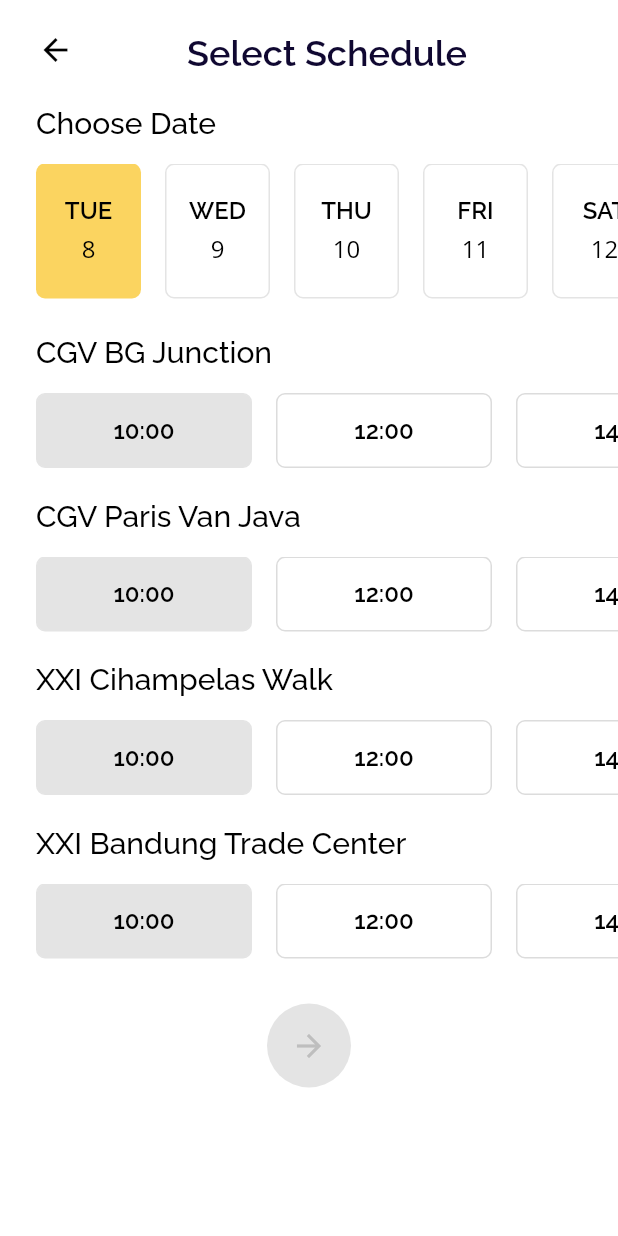
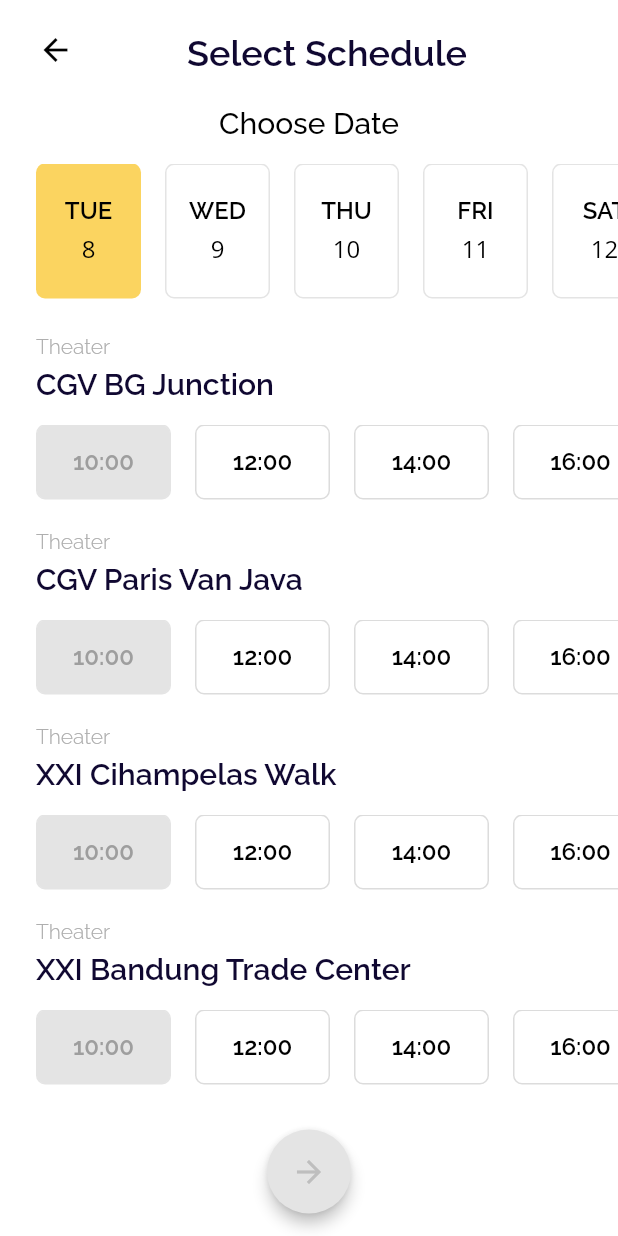
Before and after one commit to anggadarkprince/flutix, a Flutter app: the ScheduleScreen screen opened directly with empty values, on a phone screen of 412 x 824 dp. Run offline on Flutter 3.47's test engine with Material 2 defaults, Android fonts, the phone set to English and light mode, and no system bars; our stand-ins replace cloud_firestore, email_validator, equatable, firebase_auth, firebase_core, firebase_storage and 6 more; accounts and stored records are empty.

Commit message:
fix select schedule layout

```diff
--- a/lib/ui/pages/schedule.dart
+++ b/lib/ui/pages/schedule.dart
@@ -1,12 +1,16 @@
 import 'package:flutix/models/movie_detail.dart';
 import 'package:flutix/models/theater.dart';
 import 'package:flutix/models/ticket.dart';
+import 'package:flutix/services/services.dart';
 import 'package:flutix/shared/theme.dart';
 import 'package:flutix/ui/pages/select_seat.dart';
 import 'package:flutix/ui/widgets/date_card.dart';
 import 'package:flutix/ui/widgets/selectable_box.dart';
 import 'package:flutter/material.dart';
 import 'package:flutter/services.dart';
+import 'package:flutter_spinkit/flutter_spinkit.dart';
+import 'package:random_string/random_string.dart';
+import 'package:firebase_auth/firebase_auth.dart' as auth;
 
 class ScheduleScreen extends StatefulWidget {
   final MovieDetail movieDetail;
@@ -23,6 +27,7 @@ class _ScheduleScreenState extends State<ScheduleScreen> {
   int selectedTime;
   Theater selectedTheater;
   bool isValid = false;
+  bool isNext = false;
 
   @override
   void initState() {
@@ -41,7 +46,19 @@ class _ScheduleScreenState extends State<ScheduleScreen> {
           SafeArea(child: Container(color: Colors.white)),
           ListView(
             children: <Widget>[
-              Container(
+              _buildTitle(),
+              _buildChooseDate(),
+              _buildTimeTable(),
+              _buildNextButton(),
+            ],
+          )
+        ],
+      ),
+    );
+  }
+
+  Container _buildTitle() {
+    return Container(
       margin: EdgeInsets.only(top: 20, left: defaultMargin),
       padding: EdgeInsets.all(1),
       child: Stack(
@@ -75,8 +92,12 @@ class _ScheduleScreenState extends State<ScheduleScreen> {
           )
         ],
       ),
-              ),
-              // note: CHOOSE DATE
+    );
+  }
+
+  Column _buildChooseDate() {
+    return Column(
+      children: <Widget>[
         Container(
           margin: EdgeInsets.fromLTRB(defaultMargin, 20, defaultMargin, 16),
           child: Text("Choose Date", style: blackTextFont.copyWith(fontSize: 20)),
@@ -104,49 +125,30 @@ class _ScheduleScreenState extends State<ScheduleScreen> {
             )
           ),
         ),
-              //note: CHOOSE TIME
-              generateTimeTable(),
-              // note: NEXT BUTTON
-              SizedBox(height: 10),
-              Align(
-                alignment: Alignment.topCenter,
-                child: FloatingActionButton(
-                  elevation: 0,
-                  backgroundColor: (isValid) ? mainColor : Color(0xFFE4E4E4),
-                  child: Icon(
-                    Icons.arrow_forward,
-                    color: isValid ? Colors.white : Color(0xFFBEBEBE),
-                  ),
-                  onPressed: () {
-                    if (isValid) {
-                      DateTime ticketDate = DateTime(selectedDate.year, selectedDate.month, selectedDate.day, selectedTime);
-                      Ticket ticket = Ticket(widget.movieDetail, selectedTheater, ticketDate, '12321', null, 'Angga', null);
-                      Navigator.push(context, MaterialPageRoute(builder: (context) => SelectSeatScreen(ticket)));
-                    }
-                  }
-                ),
-              ),
-              SizedBox(height: 40),
       ],
-          )
-        ],
-      ),
     );
   }
 
-  Column generateTimeTable() {
+  Column _buildTimeTable() {
     List<int> schedule = List.generate(7, (index) => 10 + index * 2);
     List<Widget> widgets = [];
 
     for (var theater in dummyTheaters) {
       widgets.add(
         Container(
+          margin: EdgeInsets.fromLTRB(defaultMargin, 0, defaultMargin, 5),
+          child: Text('Theater', style: greyTextFont.copyWith(fontSize: 14, fontWeight: FontWeight.w300))
+        )
+      );
+      widgets.add(
+        Container(
           margin: EdgeInsets.fromLTRB(defaultMargin, 0, defaultMargin, 16),
-          child: Text(theater.name, style: blackTextFont.copyWith(fontSize: 20))
+          child: Text(theater.name, style: darkTextFont.copyWith(fontSize: 20, fontWeight: FontWeight.w600))
         )
       );
 
-      widgets.add(Container(
+      widgets.add(
+        Container(
           height: 50,
           margin: EdgeInsets.only(bottom: 20),
           child: ListView.builder(
@@ -160,6 +162,7 @@ class _ScheduleScreenState extends State<ScheduleScreen> {
               child: SelectableBox(
                 "${schedule[index]}:00",
                 height: 50,
+                width: 90,
                 isSelected: selectedTheater == theater && selectedTime == schedule[index],
                 isEnabled: schedule[index] > DateTime.now().hour || selectedDate.day != DateTime.now().day,
                 onTap: () {
@@ -172,7 +175,8 @@ class _ScheduleScreenState extends State<ScheduleScreen> {
               ),
             ),
           ),
-      ));
+        )
+      );
     }
 
     return Column(
@@ -180,4 +184,44 @@ class _ScheduleScreenState extends State<ScheduleScreen> {
       children: widgets,
     );
   }
+
+  Widget _buildNextButton() {
+    return Container(
+          margin: EdgeInsets.only(top: 10, bottom: 40),
+          child: (isNext)
+            ? SpinKitFadingCircle(
+                color: mainColor,
+                size: 45,
+              )
+            : Align(
+              alignment: Alignment.topCenter,
+              child: FloatingActionButton(
+                elevation: 4,
+                backgroundColor: (isValid) ? mainColor : Color(0xFFE4E4E4),
+                child: Icon(
+                  Icons.arrow_forward,
+                  color: isValid ? Colors.white : Color(0xFFBEBEBE),
+                ),
+                onPressed: () {
+                  if (isValid) {
+                    setState(() {
+                      isNext = true;
+                    });
+                    auth.FirebaseAuth _auth = auth.FirebaseAuth.instance;
+                    UserServices.getUser(_auth.currentUser.uid).then((user) {
+                      setState(() {
+                        isNext = false;
+                      });
+                      DateTime ticketDate = DateTime(selectedDate.year, selectedDate.month, selectedDate.day, selectedTime);
+                      String bookingCode = randomAlphaNumeric(12).toUpperCase();
+                      Ticket ticket = Ticket(widget.movieDetail, selectedTheater, ticketDate, bookingCode, null, user.name, 0);
+                      Navigator.push(context, MaterialPageRoute(builder: (context) => SelectSeatScreen(ticket)));
+                    });
                   }
+                }
+              ),
+            ),
+        );
+  }
+
+}
--- a/lib/ui/pages/select_seat.dart
+++ b/lib/ui/pages/select_seat.dart
@@ -4,6 +4,7 @@ import 'package:flutix/shared/theme.dart';
 import 'package:flutix/ui/pages/schedule.dart';
 import 'package:flutix/ui/widgets/selectable_box.dart';
 import 'package:flutter/material.dart';
+import 'package:flutter/services.dart';
 
 class SelectSeatScreen extends StatefulWidget {
   final Ticket ticket;
@@ -38,7 +39,11 @@ class _SelectSeatScreenState extends State<SelectSeatScreen> {
                       padding: EdgeInsets.all(1),
                       child: GestureDetector(
                         onTap: () {
-                          Navigator.push(context, MaterialPageRoute(builder: (context) => ScheduleScreen(widget.ticket.movieDetail)));
+                          if (Navigator.canPop(context)) {
+                            Navigator.pop(context);
+                          } else {
+                            SystemNavigator.pop();
+                          }
                         },
                         child: Icon(
                           Icons.arrow_back,
@@ -127,8 +132,7 @@ class _SelectSeatScreenState extends State<SelectSeatScreen> {
           children: List.generate(
             numberofSeats[i],
             (index) => Padding(
-              padding: EdgeInsets.only(
-                  right: index < numberofSeats[i] - 1 ? 16 : 0, bottom: 16),
+              padding: EdgeInsets.only(right: index < numberofSeats[i] - 1 ? 16 : 0, bottom: 16),
               child: SelectableBox(
                 "${String.fromCharCode(i + 65)}${index + 1}",
                 width: 40,
--- a/lib/ui/widgets/selectable_box.dart
+++ b/lib/ui/widgets/selectable_box.dart
@@ -48,7 +48,7 @@ class SelectableBox extends StatelessWidget {
             style: (textStyle ?? blackTextFont).copyWith(
               fontSize: 16,
               fontWeight: FontWeight.w600,
-              color: isSelected && isEnabled ? Colors.white : Colors.black
+              color: isEnabled ? Colors.black : Colors.grey
             ),
           ),
         ),
--- a/pubspec.yaml
+++ b/pubspec.yaml
@@ -40,6 +40,7 @@ dependencies:
   firebase_storage: ^4.0.0
   material_design_icons_flutter: ^4.0.5555
   http: ^0.12.2
+  random_string: ^2.1.0
 
 dev_dependencies:
   flutter_test:
```
Also changed, not shown: pubspec.lock. Lines whose indentation alone changed are shown as unchanged.
